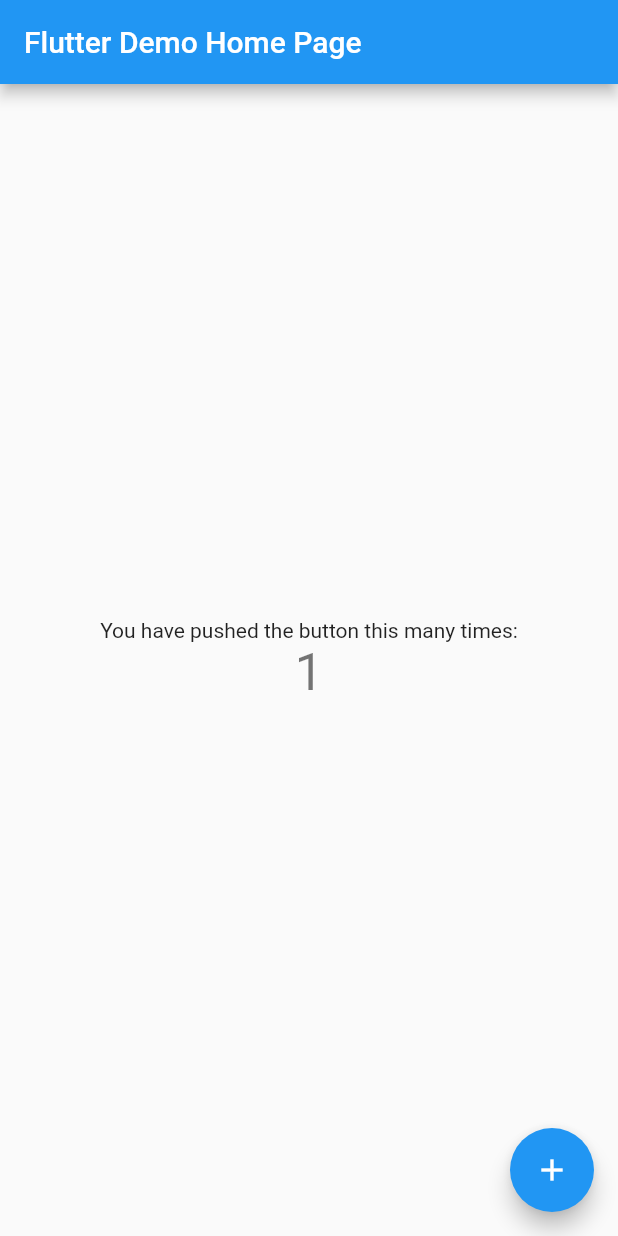
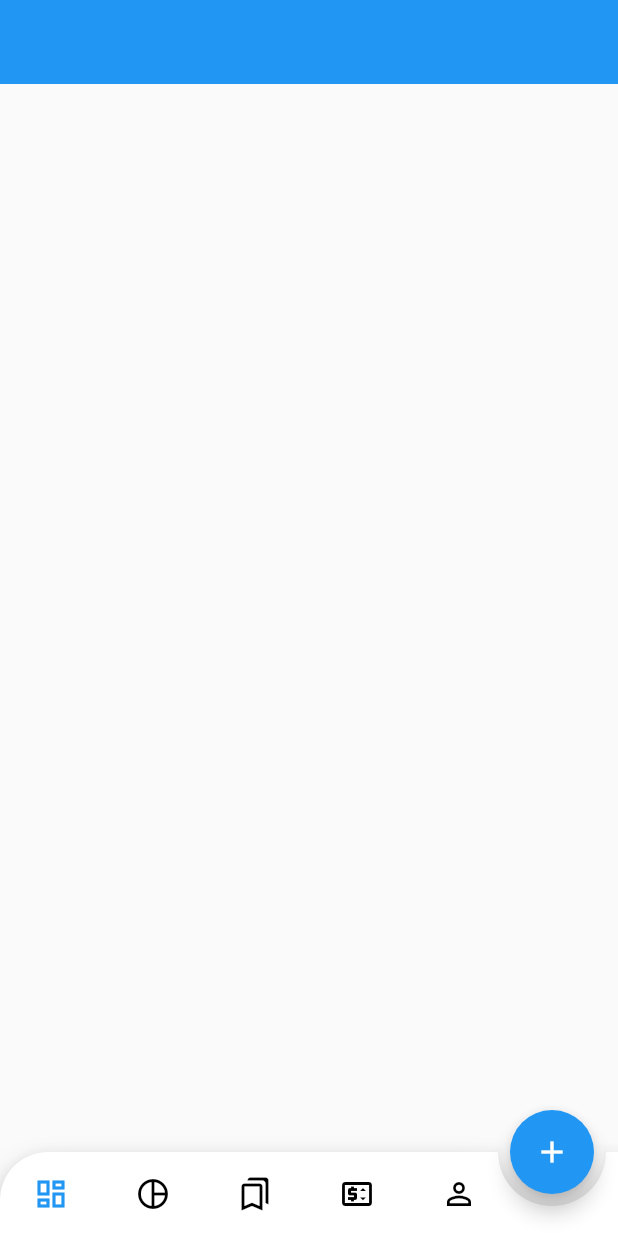
Before and after one commit to HCKUO1117/accounting, a Flutter app: the screen it shows after launch, after a tap on the "add" icon, on a phone screen of 412 x 824 dp. Run offline on Flutter 3.47's test engine with Material 2 defaults, Android fonts, the phone set to English and light mode, and no system bars; drawn by our look-alikes of animated_bottom_navigation_bar.

Commit message:
基本頁面

```diff
--- /dev/null
+++ b/lib/app.dart
@@ -0,0 +1,31 @@
+import 'package:accounting/provider/main_provider.dart';
+import 'package:accounting/screens/main_page.dart';
+import 'package:flutter/material.dart';
+import 'package:provider/provider.dart';
+
+class App extends StatefulWidget {
+  const App({Key? key}) : super(key: key);
+
+  @override
+  State<App> createState() => _AppState();
+}
+
+class _AppState extends State<App> {
+  @override
+  Widget build(BuildContext context) {
+    MainProvider mainProvider = MainProvider();
+
+    return MultiProvider(
+      providers: [
+        ChangeNotifierProvider.value(value: mainProvider),
+      ],
+      child: MaterialApp(
+        title: 'Flutter Demo',
+        theme: ThemeData(
+          primarySwatch: Colors.blue,
+        ),
+        home: const MainPage(),
+      ),
+    );
+  }
+}
--- a/lib/main.dart
+++ b/lib/main.dart
@@ -1,115 +1,6 @@
+import 'package:accounting/app.dart';
 import 'package:flutter/material.dart';
 
 void main() {
-  runApp(const MyApp());
+  runApp(const App());
 }
-
-class MyApp extends StatelessWidget {
-  const MyApp({Key? key}) : super(key: key);
-
-  // This widget is the root of your application.
-  @override
-  Widget build(BuildContext context) {
-    return MaterialApp(
-      title: 'Flutter Demo',
-      theme: ThemeData(
-        // This is the theme of your application.
-        //
-        // Try running your application with "flutter run". You'll see the
-        // application has a blue toolbar. Then, without quitting the app, try
-        // changing the primarySwatch below to Colors.green and then invoke
-        // "hot reload" (press "r" in the console where you ran "flutter run",
-        // or simply save your changes to "hot reload" in a Flutter IDE).
-        // Notice that the counter didn't reset back to zero; the application
-        // is not restarted.
-        primarySwatch: Colors.blue,
-      ),
-      home: const MyHomePage(title: 'Flutter Demo Home Page'),
-    );
-  }
-}
-
-class MyHomePage extends StatefulWidget {
-  const MyHomePage({Key? key, required this.title}) : super(key: key);
-
-  // This widget is the home page of your application. It is stateful, meaning
-  // that it has a State object (defined below) that contains fields that affect
-  // how it looks.
-
-  // This class is the configuration for the state. It holds the values (in this
-  // case the title) provided by the parent (in this case the App widget) and
-  // used by the build method of the State. Fields in a Widget subclass are
-  // always marked "final".
-
-  final String title;
-
-  @override
-  State<MyHomePage> createState() => _MyHomePageState();
-}
-
-class _MyHomePageState extends State<MyHomePage> {
-  int _counter = 0;
-
-  void _incrementCounter() {
-    setState(() {
-      // This call to setState tells the Flutter framework that something has
-      // changed in this State, which causes it to rerun the build method below
-      // so that the display can reflect the updated values. If we changed
-      // _counter without calling setState(), then the build method would not be
-      // called again, and so nothing would appear to happen.
-      _counter++;
-    });
-  }
-
-  @override
-  Widget build(BuildContext context) {
-    // This method is rerun every time setState is called, for instance as done
-    // by the _incrementCounter method above.
-    //
-    // The Flutter framework has been optimized to make rerunning build methods
-    // fast, so that you can just rebuild anything that needs updating rather
-    // than having to individually change instances of widgets.
-    return Scaffold(
-      appBar: AppBar(
-        // Here we take the value from the MyHomePage object that was created by
-        // the App.build method, and use it to set our appbar title.
-        title: Text(widget.title),
-      ),
-      body: Center(
-        // Center is a layout widget. It takes a single child and positions it
-        // in the middle of the parent.
-        child: Column(
-          // Column is also a layout widget. It takes a list of children and
-          // arranges them vertically. By default, it sizes itself to fit its
-          // children horizontally, and tries to be as tall as its parent.
-          //
-          // Invoke "debug painting" (press "p" in the console, choose the
-          // "Toggle Debug Paint" action from the Flutter Inspector in Android
-          // Studio, or the "Toggle Debug Paint" command in Visual Studio Code)
-          // to see the wireframe for each widget.
-          //
-          // Column has various properties to control how it sizes itself and
-          // how it positions its children. Here we use mainAxisAlignment to
-          // center the children vertically; the main axis here is the vertical
-          // axis because Columns are vertical (the cross axis would be
-          // horizontal).
-          mainAxisAlignment: MainAxisAlignment.center,
-          children: <Widget>[
-            const Text(
-              'You have pushed the button this many times:',
-            ),
-            Text(
-              '$_counter',
-              style: Theme.of(context).textTheme.headline4,
-            ),
-          ],
-        ),
-      ),
-      floatingActionButton: FloatingActionButton(
-        onPressed: _incrementCounter,
-        tooltip: 'Increment',
-        child: const Icon(Icons.add),
-      ), // This trailing comma makes auto-formatting nicer for build methods.
-    );
-  }
-}
--- /dev/null
+++ b/lib/provider/main_provider.dart
@@ -0,0 +1,5 @@
+import 'package:flutter/material.dart';
+
+class MainProvider with ChangeNotifier{
+
+}
--- /dev/null
+++ b/lib/screens/dashboard/dashboard_screen.dart
@@ -0,0 +1,22 @@
+import 'package:flutter/cupertino.dart';
+import 'package:flutter/material.dart';
+
+class DashBoardScreen extends StatefulWidget {
+  const DashBoardScreen({Key? key}) : super(key: key);
+
+  @override
+  State<DashBoardScreen> createState() => _DashBoardScreenState();
+}
+
+class _DashBoardScreenState extends State<DashBoardScreen> {
+  @override
+  Widget build(BuildContext context) {
+    return Scaffold(
+      body: NestedScrollView(headerSliverBuilder: (context,b){
+        return [
+          SliverAppBar(),
+        ];
+      }, body: SizedBox()),
+    );
+  }
+}
--- /dev/null
+++ b/lib/screens/main_page.dart
@@ -0,0 +1,53 @@
+import 'package:accounting/screens/dashboard/dashboard_screen.dart';
+import 'package:animated_bottom_navigation_bar/animated_bottom_navigation_bar.dart';
+import 'package:flutter/material.dart';
+
+class MainPage extends StatefulWidget {
+  const MainPage({Key? key}) : super(key: key);
+
+  @override
+  State<MainPage> createState() => _MainPageState();
+}
+
+class _MainPageState extends State<MainPage> with TickerProviderStateMixin {
+  int _bottomNavIndex = 0;
+
+  TabController? _tabController;
+
+  @override
+  void initState() {
+    _tabController = TabController(length: 1, vsync: this);
+    super.initState();
+  }
+
+  @override
+  Widget build(BuildContext context) {
+    return Scaffold(
+      body: TabBarView(
+          controller: _tabController,
+          children: [DashBoardScreen()]),
+      floatingActionButton: FloatingActionButton(
+        onPressed: () {},
+        child: const Icon(Icons.add),
+      ),
+      floatingActionButtonLocation: FloatingActionButtonLocation.endDocked,
+      bottomNavigationBar: AnimatedBottomNavigationBar(
+        icons: const [
+          Icons.dashboard_outlined,
+          Icons.pie_chart_outline_outlined,
+          Icons.bookmarks_outlined,
+          Icons.price_change_outlined,
+          Icons.person_outline
+        ],
+        activeColor: Colors.blue,
+        activeIndex: _bottomNavIndex,
+        gapLocation: GapLocation.end,
+        notchSmoothness: NotchSmoothness.softEdge,
+        leftCornerRadius: 32,
+        rightCornerRadius: 0,
+        onTap: (index) => setState(() => _bottomNavIndex = index),
+        //other params
+      ),
+    );
+  }
+}
```
Also changed, not shown: pubspec.yaml (+4 -27 lines), pubspec.lock, 1 other file.
